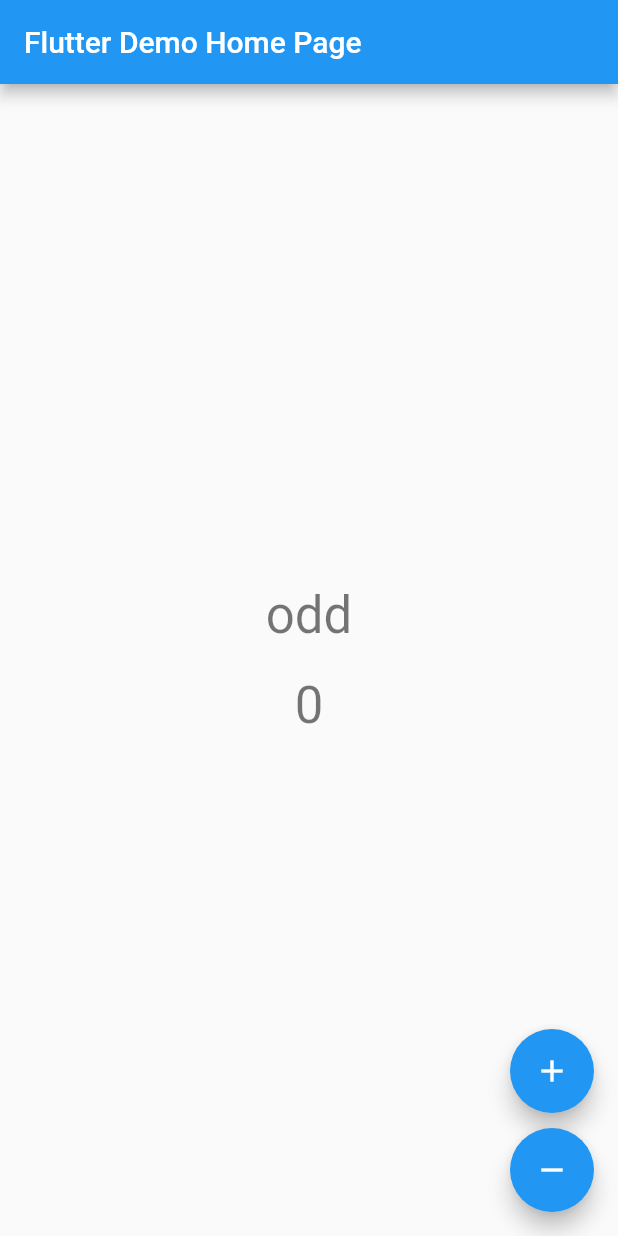
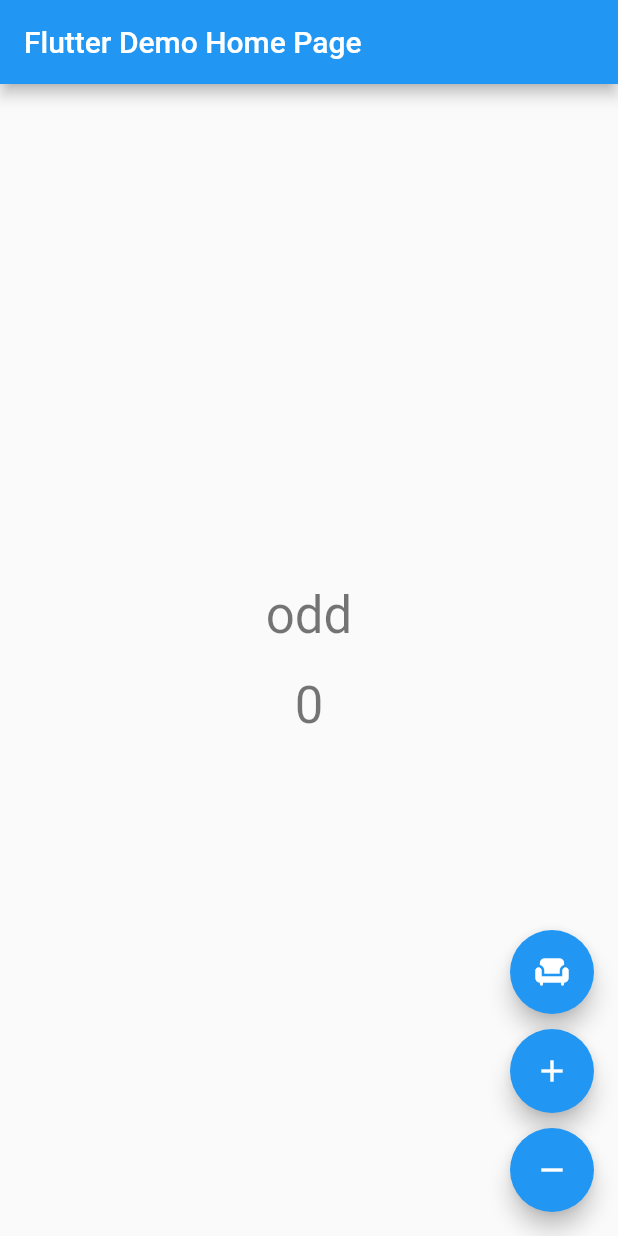
Before and after one commit to Omniz-z-taalab/fastrak2, a Flutter app: the screen it shows after launch, on a phone screen of 412 x 824 dp. Run offline on Flutter 3.47's test engine with Material 2 defaults, Android fonts, the phone set to English and light mode, and no system bars; our stand-ins replace bloc, conditional_builder, country_picker, dio, equatable, flutter_bloc and 5 more; accounts and stored records are empty.

Commit message:
with new update to counter

```diff
--- a/lib/count/counter screen.dart
+++ b/lib/count/counter screen.dart
@@ -49,6 +49,17 @@ class HomePageBlocProvider extends StatelessWidget {
               BlocProvider.of<StringBloc>(context).add(NameCounterEvent());
             },
             tooltip: 'Increment',
+            child: Icon(Icons.chair),
+          ),
+          SizedBox(
+            height: 10,
+          ),
+          FloatingActionButton(
+            heroTag: 'IncrementButton',
+            onPressed: () {
+              BlocProvider.of<StringBloc>(context).add(CountEvent());
+            },
+            tooltip: 'Increment',
             child: Icon(Icons.add),
           ),
           SizedBox(
@@ -57,7 +68,7 @@ class HomePageBlocProvider extends StatelessWidget {
           FloatingActionButton(
             heroTag: 'DecrementButton',
             onPressed: () {
-              BlocProvider.of<StringBloc>(context).add(CountEvent());
+              BlocProvider.of<StringBloc>(context).add(CountsubEvent());
             },
             tooltip: 'Decrement',
             child: Icon(Icons.remove),
--- a/lib/count/string/string_bloc.dart
+++ b/lib/count/string/string_bloc.dart
@@ -23,7 +23,9 @@ class StringBloc extends Bloc<Event, Statee> {
     this.count = this.count + 1;
     print(this.count);
     yield UpdatedCountState(this.count);
-
+  }else if (event is CountsubEvent){
+    this.count = this.count - 1 ;
+    yield UpdatedCountState(this.count);
   }
 
   }}
--- a/lib/count/string/string_event.dart
+++ b/lib/count/string/string_event.dart
@@ -5,3 +5,5 @@ abstract class Event {}
 class NameCounterEvent extends Event{}
 
 class CountEvent extends Event{}
+
+class CountsubEvent extends Event{}
```
